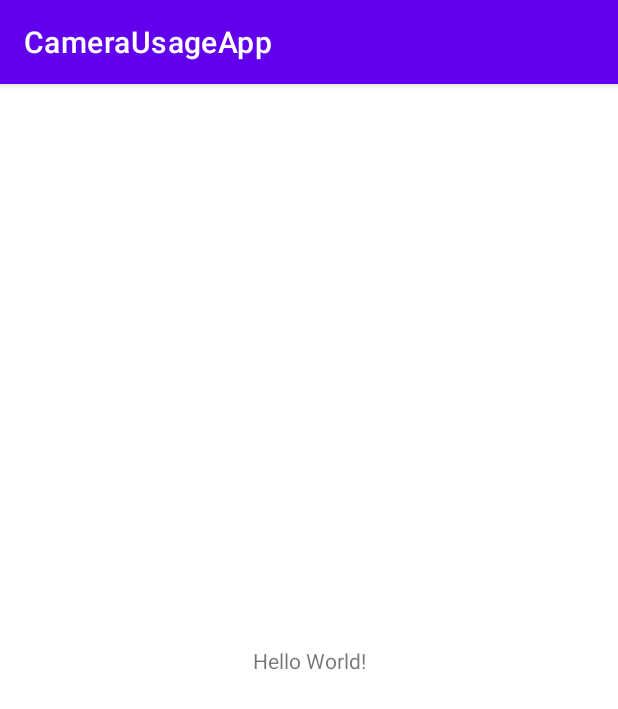
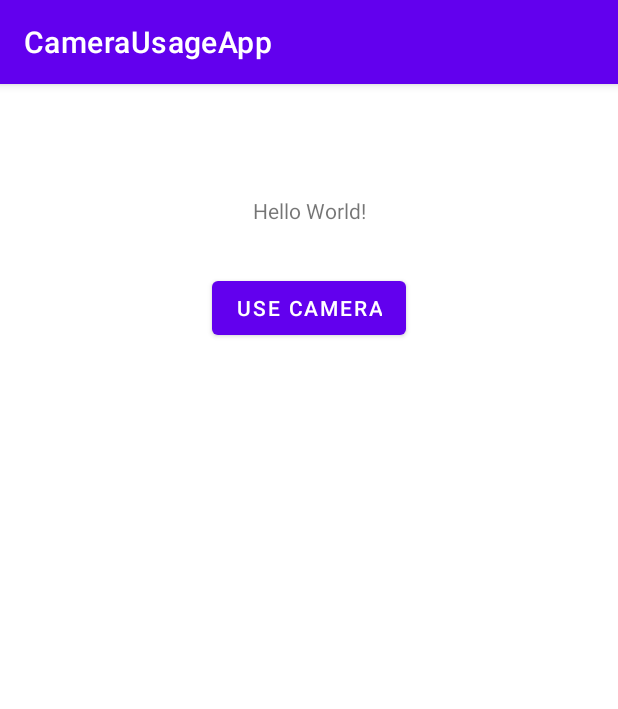
Before and after one commit to abhas1102/CameraUsageApp, an Android app: the screen it shows after launch (MainActivity), on a phone screen of 412 x 824 dp. Shown: the top 709 px of the screen. Run offline under Robolectric (Android 15) with nearby library versions, the phone set to English and light mode, and no system bars.

Commit message:
Applied Check for Camera Permission Granted after clicking on button.

```diff
--- a/app/build.gradle
+++ b/app/build.gradle
@@ -1,6 +1,7 @@
 plugins {
     id 'com.android.application'
     id 'kotlin-android'
+    id 'kotlin-android-extensions'
 }
 
 android {
--- a/app/src/main/AndroidManifest.xml
+++ b/app/src/main/AndroidManifest.xml
@@ -1,6 +1,7 @@
 <?xml version="1.0" encoding="utf-8"?>
 <manifest xmlns:android="http://schemas.android.com/apk/res/android"
     package="com.example.camerausageapp">
+    <uses-permission android:name="android.permission.CAMERA"/>
 
     <application
         android:allowBackup="true"
--- a/app/src/main/java/com/example/camerausageapp/MainActivity.kt
+++ b/app/src/main/java/com/example/camerausageapp/MainActivity.kt
@@ -1,11 +1,52 @@
 package com.example.camerausageapp
 
+import android.Manifest
+import android.content.Intent
+import android.content.pm.PackageManager
 import androidx.appcompat.app.AppCompatActivity
 import android.os.Bundle
+import android.provider.MediaStore
+import android.widget.Toast
+import androidx.core.app.ActivityCompat
+import androidx.core.content.ContextCompat
+import kotlinx.android.synthetic.main.activity_main.*
 
 class MainActivity : AppCompatActivity() {
+
+    companion object{
+        private const val CAMERA_PERMISSION_CODE = 1 //Permission code
+        private const val CAMERA_REQUEST_CODE = 2 // for intent ActivityForResult
+    }
     override fun onCreate(savedInstanceState: Bundle?) {
         super.onCreate(savedInstanceState)
         setContentView(R.layout.activity_main)
+
+    btnCamera.setOnClickListener {
+        if (ContextCompat.checkSelfPermission(this,Manifest.permission.CAMERA)==  //Checking for permission granted
+                PackageManager.PERMISSION_GRANTED){
+            val intent = Intent(MediaStore.ACTION_IMAGE_CAPTURE)
+            startActivityForResult(intent, CAMERA_REQUEST_CODE) // We need to pass the intent we want to start and code
+        } else{
+            ActivityCompat.requestPermissions(
+                this, arrayOf(Manifest.permission.CAMERA), CAMERA_REQUEST_CODE
+            )
+        }
+    }
+    }
+
+    override fun onRequestPermissionsResult(
+        requestCode: Int,
+        permissions: Array<out String>,
+        grantResults: IntArray
+    ) {
+        super.onRequestPermissionsResult(requestCode, permissions, grantResults)
+        if (requestCode == CAMERA_PERMISSION_CODE){
+            if(grantResults.isNotEmpty() && grantResults[0] == PackageManager.PERMISSION_GRANTED){
+                val intent = Intent(MediaStore.ACTION_IMAGE_CAPTURE)
+                startActivityForResult(intent, CAMERA_REQUEST_CODE)
+            } else{
+                Toast.makeText(this,"You denied the permission",Toast.LENGTH_SHORT).show()
+            }
+        }
     }
 }
--- a/app/src/main/res/layout/activity_main.xml
+++ b/app/src/main/res/layout/activity_main.xml
@@ -7,12 +7,37 @@
     tools:context=".MainActivity">
 
     <TextView
+        android:id="@+id/tv_text"
         android:layout_width="wrap_content"
         android:layout_height="wrap_content"
         android:text="Hello World!"
         app:layout_constraintBottom_toBottomOf="parent"
         app:layout_constraintLeft_toLeftOf="parent"
         app:layout_constraintRight_toRightOf="parent"
-        app:layout_constraintTop_toTopOf="parent" />
+        app:layout_constraintTop_toTopOf="parent"
+        app:layout_constraintVertical_bias="0.100000024" />
+
+    <Button
+        android:id="@+id/btnCamera"
+        android:layout_width="wrap_content"
+        android:layout_height="wrap_content"
+        android:text="Use Camera"
+        app:layout_constraintBottom_toBottomOf="parent"
+        app:layout_constraintLeft_toLeftOf="parent"
+        app:layout_constraintRight_toRightOf="parent"
+        app:layout_constraintTop_toBottomOf="@+id/tv_text"
+        app:layout_constraintVertical_bias="0.050000012" />
+
+    <androidx.appcompat.widget.AppCompatImageView
+        android:id="@+id/iv_image"
+        android:layout_width="150dp"
+        android:layout_height="150dp"
+        android:layout_marginTop="25dp"
+        android:scaleType="centerCrop"
+        app:layout_constraintLeft_toLeftOf="parent"
+        app:layout_constraintRight_toRightOf="parent"
+        app:layout_constraintTop_toBottomOf="@+id/btnCamera"/>
+
+
 
 </androidx.constraintlayout.widget.ConstraintLayout>
```
